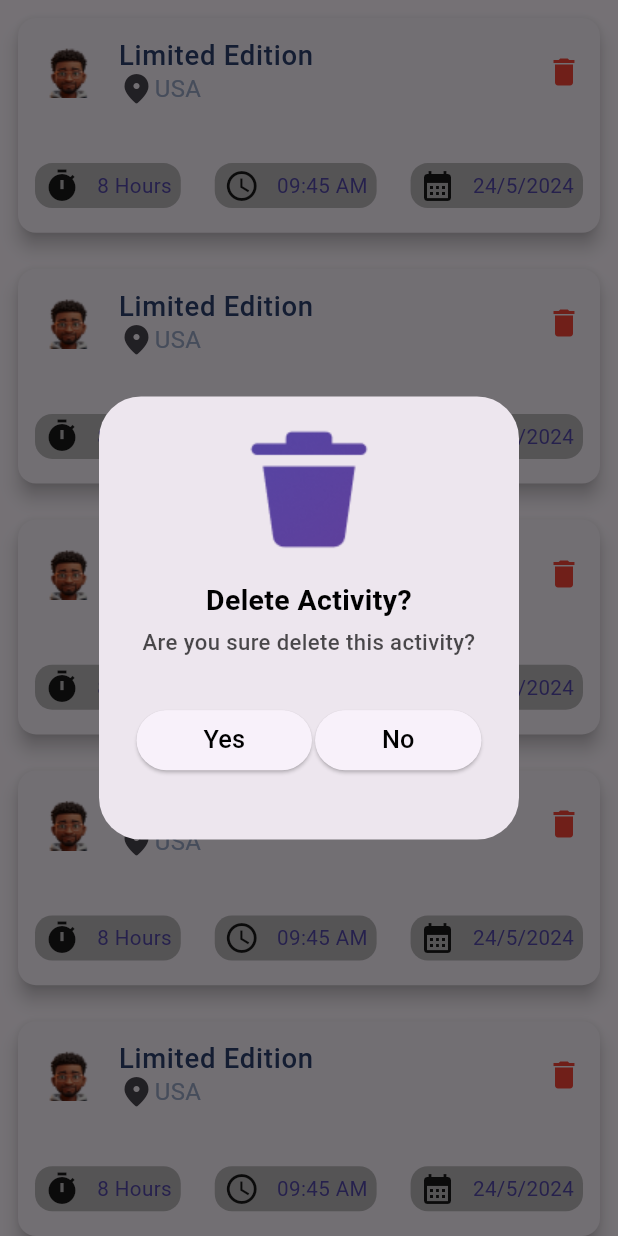
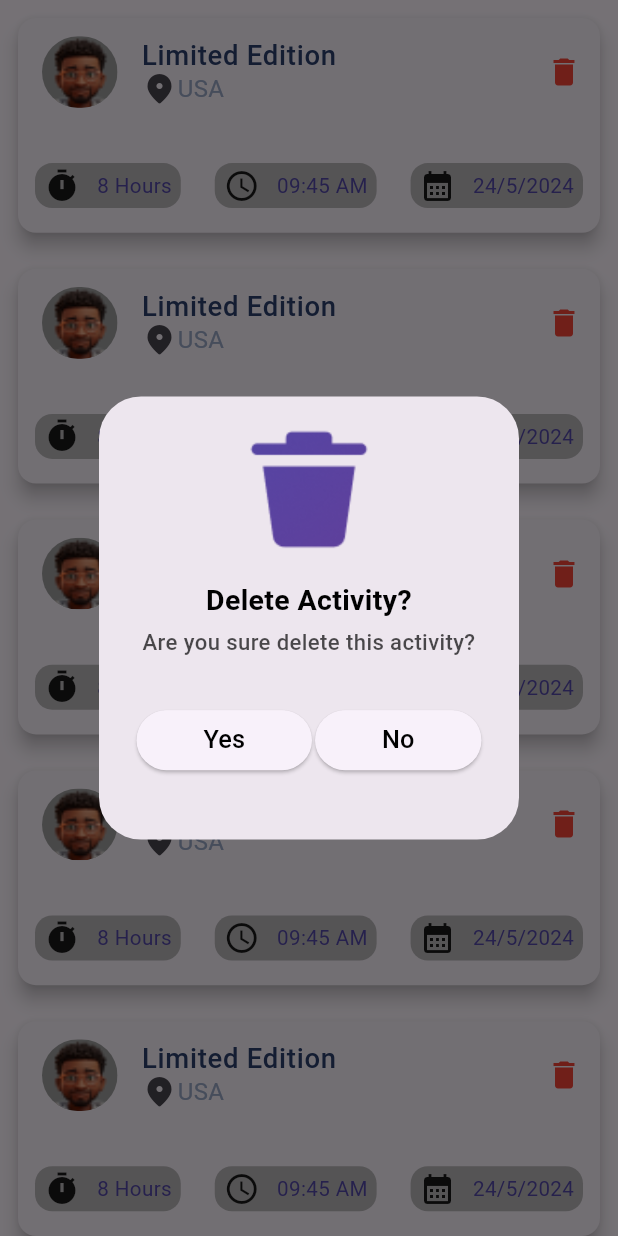
Before and after one commit to TopuFD/E-commerce, a Flutter app: the PastActivity screen opened directly, after a tap on the "delete" icon, on a phone screen of 412 x 824 dp. Run offline on Flutter 3.47's test engine with Material 3 defaults, Android fonts, the phone set to English and light mode, and no system bars; our stand-ins replace flutter_screenutil, get, image_picker, pin_code_fields, shared_preferences; missing offline and left inert: responsive_navigation_bar; accounts and stored records are empty; Roboto replaces fonts that are missing (Poppins).

Commit message:
add new screen

```diff
--- a/lib/screens/auth-ui/creat_account.dart
+++ b/lib/screens/auth-ui/creat_account.dart
@@ -52,8 +52,6 @@ class _CreateAccountScreenState extends State<CreatAccountScreen> {
       });
       var prefs = await SharedPreferences.getInstance();
       prefs.setString("imagePath", pickedFile.path);
-    } else {
-      print('No image selected.');
     }
   }
 
@@ -132,7 +130,7 @@ class _CreateAccountScreenState extends State<CreatAccountScreen> {
                               border: Border.all(
                                   color: Colors.white, width: size.width * .01),
                             ),
-                            child: Icon(
+                            child: const Icon(
                               Icons.edit,
                               color: Colors.white,
                             ),
@@ -286,6 +284,7 @@ class _CreateAccountScreenState extends State<CreatAccountScreen> {
                     IconButton(
                         onPressed: () async {
                           await _pickImage(ImageSource.camera);
+                          // ignore: use_build_context_synchronously
                           Navigator.pop(context);
                         },
                         icon: Icon(
@@ -297,6 +296,7 @@ class _CreateAccountScreenState extends State<CreatAccountScreen> {
                     IconButton(
                         onPressed: () async {
                           await _pickImage(ImageSource.gallery);
+                          // ignore: use_build_context_synchronously
                           Navigator.pop(context);
                         },
                         icon: Icon(
--- a/lib/screens/auth-ui/resetpass_screen1.dart
+++ b/lib/screens/auth-ui/resetpass_screen1.dart
@@ -70,7 +70,7 @@ class ResetpassScreen1 extends StatelessWidget {
                 CustomAuthButton(
                     text: "Continue",
                     ontap: () {
-                      Get.to(ResetpassScreen2());
+                      Get.to(const ResetpassScreen2());
                     }),
               ],
             ),
--- a/lib/screens/auth-ui/resetpass_screen3.dart
+++ b/lib/screens/auth-ui/resetpass_screen3.dart
@@ -77,7 +77,7 @@ class ResetpassScreen3 extends StatelessWidget {
                   hintText: "New Password",
                   controller: newpassController,
                   prefixIcon: const Icon(Icons.email),
-                  suffixIcon: IconButton(onPressed: (){},icon: Icon(Icons.remove_red_eye),),
+                  suffixIcon: IconButton(onPressed: (){},icon: const Icon(Icons.remove_red_eye),),
                 ),
                 SizedBox(
                   height: size.height * .04,
@@ -92,7 +92,7 @@ class ResetpassScreen3 extends StatelessWidget {
                   hintText: "Confirm New Password",
                   controller: compassController,
                   prefixIcon: const Icon(Icons.email),
-                  suffixIcon: IconButton(onPressed: (){},icon: Icon(Icons.remove_red_eye),),
+                  suffixIcon: IconButton(onPressed: (){},icon: const Icon(Icons.remove_red_eye),),
                 ),
                 SizedBox(
                   height: size.height / 8,
--- a/lib/screens/navigation_page/chatt_page.dart
+++ b/lib/screens/navigation_page/chatt_page.dart
@@ -5,6 +5,6 @@ class ChattPage extends StatelessWidget {
 
   @override
   Widget build(BuildContext context) {
-    return Scaffold(body: Center(child: Text("Chat",style: TextStyle(color: Colors.red),),),);
+    return const Scaffold(body: Center(child: Text("Chat",style: TextStyle(color: Colors.red),),),);
   }
 }
--- a/lib/screens/navigation_page/setting_page.dart
+++ b/lib/screens/navigation_page/setting_page.dart
@@ -5,6 +5,6 @@ class SettingPage extends StatelessWidget {
 
   @override
   Widget build(BuildContext context) {
-    return Scaffold(body: Center(child: Text("Chat",style: TextStyle(color: Colors.red),),),);
+    return const Scaffold(body: Center(child: Text("Chat",style: TextStyle(color: Colors.red),),),);
   }
 }
--- a/lib/screens/other_screen/ongoing_activity.dart
+++ b/lib/screens/other_screen/ongoing_activity.dart
@@ -5,7 +5,7 @@ class OngoingActivity extends StatelessWidget {
 
   @override
   Widget build(BuildContext context) {
-    return Scaffold(
+    return const Scaffold(
       body: Center(child: Text("on going active"),),
     );
   }
--- a/lib/screens/other_screen/past_activity.dart
+++ b/lib/screens/other_screen/past_activity.dart
@@ -1,6 +1,8 @@
 import 'package:flutter/material.dart';
 import 'package:flutter_screenutil/flutter_screenutil.dart';
+import 'package:full_ecommerce/screens/other_screen/activity_chatt.dart';
 import 'package:full_ecommerce/utils/activity_dialog.dart';
+import 'package:get/get.dart';
 
 class PastActivity extends StatelessWidget {
   const PastActivity({super.key});
@@ -15,6 +17,8 @@ class PastActivity extends StatelessWidget {
         itemBuilder: (context, index) {
           return Padding(
             padding: const EdgeInsets.all(8.0),
+            child: InkWell(
+              onTap: () => Get.to(ActivityChatt()),
               child: Card(
                 elevation: 5,
                 child: Column(
@@ -23,8 +27,19 @@ class PastActivity extends StatelessWidget {
                       children: [
                         Expanded(
                           child: ListTile(
-                          leading: Image.asset(
-                            "assets/images/active_person.png",
+                            leading: ClipRRect(
+                              borderRadius: BorderRadius.circular(100),
+                              child: Container(
+                                height: 40.h,
+                                width: 44.w,
+                                color: Colors.grey,
+                                child: Image.asset(
+                                  'assets/images/active_person.png',
+                                  height: 40,
+                                  width: 40,
+                                  fit: BoxFit.cover,
+                                ),
+                              ),
                             ),
                             title: Text(
                               'Limited Edition',
@@ -65,7 +80,7 @@ class PastActivity extends StatelessWidget {
                                             "Are you sure delete this activity?",
                                         firstButton: "Yes",
                                         secondButton: "No",
-                                      OnTap: () {
+                                        ontap: () {
                                           Navigator.pop(context);
                                         });
                                   });
@@ -85,13 +100,15 @@ class PastActivity extends StatelessWidget {
                         cardButton(const Icon(Icons.timer), "8 Hours"),
                         cardButton(
                             const Icon(Icons.watch_later_outlined), "09:45 AM"),
-                      cardButton(const Icon(Icons.calendar_month), "24/5/2024"),
+                        cardButton(
+                            const Icon(Icons.calendar_month), "24/5/2024"),
                       ],
                     ),
                     SizedBox(
                       height: size.height * .02,
                     )
                   ],
+                ),
               ),
             ),
           );
@@ -106,7 +123,7 @@ class PastActivity extends StatelessWidget {
           color: const Color(0xB39E9E9E),
           borderRadius: BorderRadius.circular(10.r)),
       child: Padding(
-        padding: EdgeInsets.symmetric(horizontal: 6, vertical: 3),
+        padding: const EdgeInsets.symmetric(horizontal: 6, vertical: 3),
         child: Row(
           children: [
             icon,
--- a/lib/utils/activity_dialog.dart
+++ b/lib/utils/activity_dialog.dart
@@ -7,7 +7,7 @@ class CustomDialog extends StatelessWidget {
   final String dialogDesce;
   final String firstButton;
   final String secondButton;
-  final VoidCallback OnTap;
+  final VoidCallback ontap;
   const CustomDialog(
       {super.key,
       required this.image,
@@ -16,7 +16,7 @@ class CustomDialog extends StatelessWidget {
       required this.firstButton,
       required this.secondButton,
       // ignore: non_constant_identifier_names
-      required this.OnTap});
+      required this.ontap});
 
   @override
   Widget build(BuildContext context) {
@@ -59,7 +59,7 @@ class CustomDialog extends StatelessWidget {
                   style: ButtonStyle(
                    overlayColor: WidgetStateProperty.all(const Color(0xFF5545A4),)
                   ),
-                    onPressed: OnTap,
+                    onPressed: ontap,
                     child: Padding(
                       padding: EdgeInsets.symmetric(horizontal: size.width * .05),
                       child: Text(
@@ -78,7 +78,7 @@ class CustomDialog extends StatelessWidget {
                   style: ButtonStyle(
                    overlayColor: WidgetStateProperty.all(const Color(0xFF5545A4),)
                   ),
-                    onPressed: OnTap,
+                    onPressed: ontap,
                     child: Padding(
                       padding: EdgeInsets.symmetric(horizontal: size.width * .05),
                       child: Text(
```
Also changed, not shown: lib/screens/other_screen/activity_chatt.dart (added, +72 -0 lines), lib/widgets/custom_appbar.dart (added, +111 -0 lines). Lines whose indentation alone changed are shown as unchanged.
